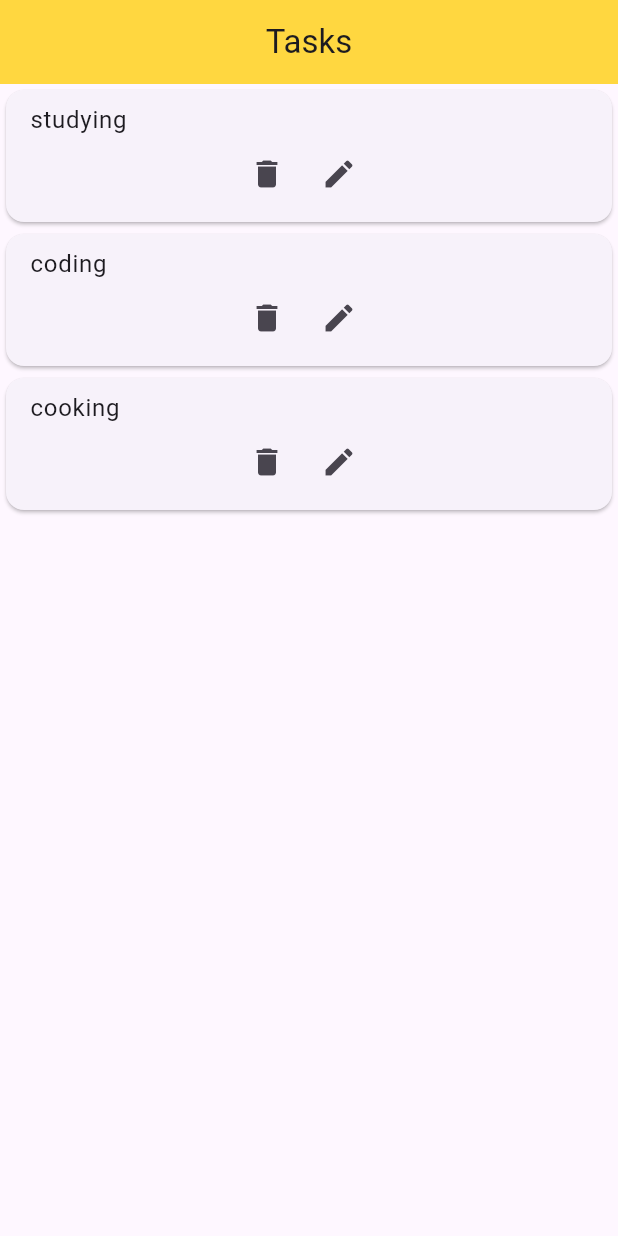
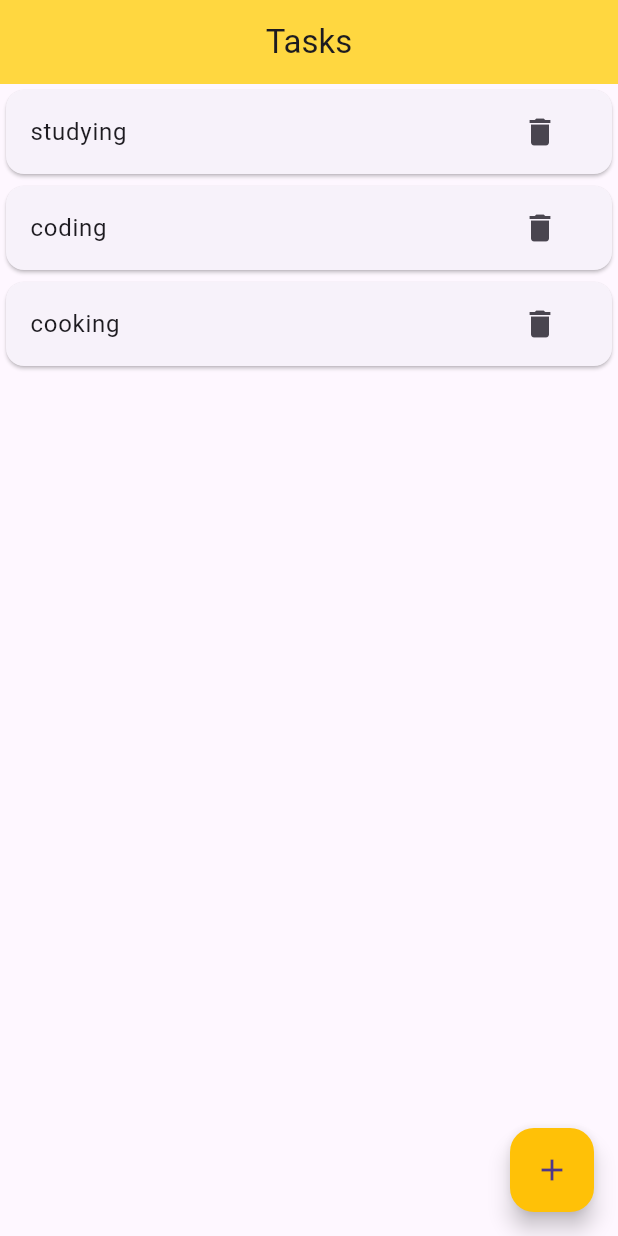
Before and after one commit to sikatenda/ToDo_with_API, a Flutter app: the screen it shows after launch, on a phone screen of 412 x 824 dp. Run offline on Flutter 3.47's test engine with Material 3 defaults, Android fonts, the phone set to English and light mode, and no system bars.

Commit message:
floating button

```diff
--- a/to_do_api/lib/all.dart
+++ b/to_do_api/lib/all.dart
@@ -13,6 +13,10 @@ class _MyAllState extends State<MyAll> {
   @override
   Widget build(BuildContext context) {
     return Scaffold(
+      floatingActionButton: FloatingActionButton(
+          backgroundColor: Colors.amber,
+          onPressed: () {},
+          child: const Icon(Icons.add)),
       appBar: AppBar(
         backgroundColor: Colors.amberAccent,
         title: const Center(child: Text('Tasks')),
@@ -22,25 +26,9 @@ class _MyAllState extends State<MyAll> {
           itemBuilder: (context, index) {
             return Card(
               child: ListTile(
-                title: Column(
-                  //mainAxisAlignment: MainAxisAlignment.start,
-                  crossAxisAlignment: CrossAxisAlignment.start,
-                  children: [
-                    Text(tasks[index]),
-                    Row(
-                      mainAxisAlignment: MainAxisAlignment.center,
-                      crossAxisAlignment: CrossAxisAlignment.center,
-                      children: [
-                        IconButton(
-                            onPressed: () {}, icon: const Icon(Icons.delete)),
-                        IconButton(
-                            onPressed: () {}, icon: const Icon(Icons.edit))
-                      ],
-                    )
-                  ],
-                ),
-                //trailing:
-                // IconButton(onPressed: () {}, icon: const Icon(Icons.edit)),
+                title: Text(tasks[index]),
+                trailing: IconButton(
+                    onPressed: () {}, icon: const Icon(Icons.delete)),
               ),
             );
           }),
```
